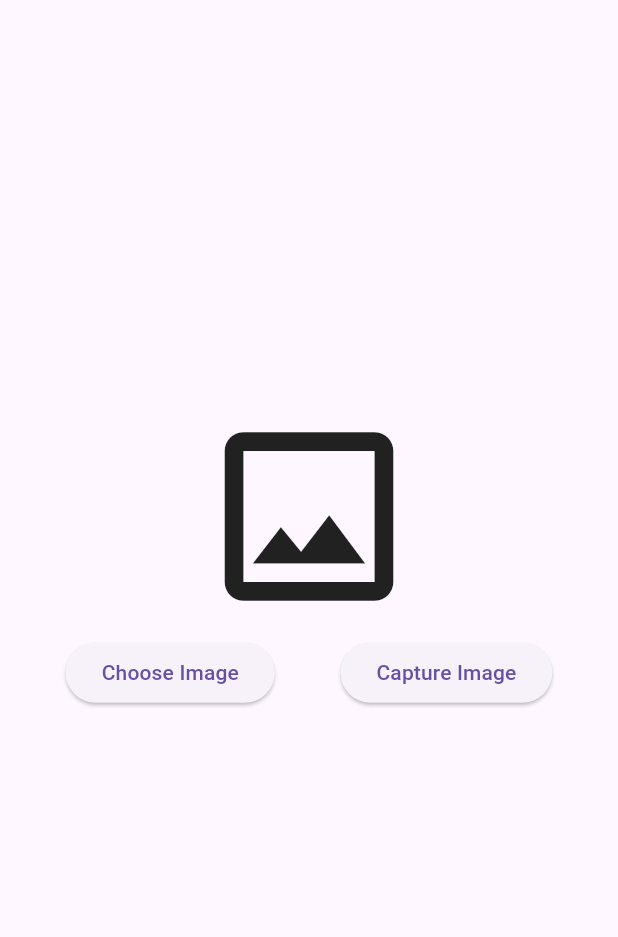
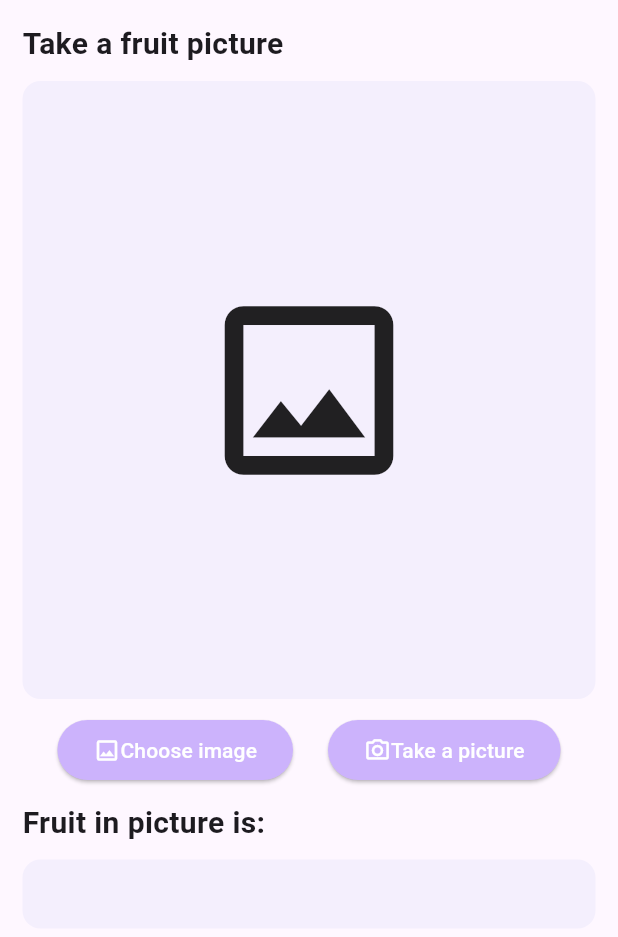
Before and after one commit to VoTanTien/Image-Recognition-Flutter, a Flutter app: the screen it shows after launch, on a phone screen of 412 x 824 dp, the part 84-1021 px from its top. Run offline on Flutter 3.47's test engine with Material 3 defaults, Android fonts, the phone set to English and light mode, and no system bars; our stand-ins replace image_picker; missing offline and left inert: google_mlkit_image_labeling, tflite_flutter.

Commit message:
Complete choose image and image recognition

```diff
--- a/lib/constants/colors.dart
+++ b/lib/constants/colors.dart
@@ -1,3 +1,4 @@
 import 'dart:ui';
 
 const Color purpleColor = Color(0xFFCCB3FC);
+const Color bgLightPurpleColor = Color(0xFFF4EFFD);
--- a/lib/screens/home_screen.dart
+++ b/lib/screens/home_screen.dart
@@ -6,6 +6,9 @@ import 'package:google_mlkit_image_labeling/google_mlkit_image_labeling.dart';
 import 'package:image_picker/image_picker.dart';
 import 'package:tflite_flutter/tflite_flutter.dart';
 import 'package:tflite_project/constants/colors.dart';
+import 'package:flutter/services.dart';
+import 'package:path/path.dart';
+import 'package:path_provider/path_provider.dart';
 
 class HomeScreen extends StatefulWidget {
   @override
@@ -15,15 +18,25 @@ class HomeScreen extends StatefulWidget {
 class _HomeScreenState extends State<HomeScreen> {
   File? image;
   late ImagePicker imagePicker;
-  late ImageLabeler labeler;
+  late ImageLabeler imageLabeler;
   String results = "";
 
   @override
   void initState() {
     super.initState();
     imagePicker = ImagePicker();
-    ImageLabelerOptions options = ImageLabelerOptions(confidenceThreshold: 0.7);
-    labeler = ImageLabeler(options: options);
+    // ImageLabelerOptions options = ImageLabelerOptions(confidenceThreshold: 0.8);
+    // labeler = ImageLabeler(options: options);
+    loadModel();
+  }
+
+  loadModel()async{
+    final modelPath = await getModelPath('assets/ml/fruits.tflite');
+    final options = LocalLabelerOptions(
+      confidenceThreshold: 0.9,
+      modelPath: modelPath,
+    );
+    imageLabeler = ImageLabeler(options: options);
   }
 
   chooseImage() async {
@@ -50,26 +63,38 @@ class _HomeScreenState extends State<HomeScreen> {
     }
   }
 
-  performImageLabeling() async{
+  performImageLabeling() async {
     results = "";
     InputImage inputImage = InputImage.fromFile(image!);
 
-    final List<ImageLabel> labels = await labeler.processImage(inputImage);
+    final List<ImageLabel> labels = await imageLabeler.processImage(inputImage);
 
     for (ImageLabel label in labels) {
       final String text = label.label;
       final int index = label.index;
       final double confidence = label.confidence;
-      results +=text+":    "+confidence.toStringAsFixed(2)+"\n";
+      results += "Fruit name: "+text+"\n" + "Confidence: " + confidence.toStringAsFixed(2) + "\n";
     }
     setState(() {
       results;
     });
   }
 
+  Future<String> getModelPath(String asset) async {
+    final path = '${(await getApplicationSupportDirectory()).path}/$asset';
+    await Directory(dirname(path)).create(recursive: true);
+    final file = File(path);
+    if (!await file.exists()) {
+      final byteData = await rootBundle.load(asset);
+      await file.writeAsBytes(byteData.buffer
+          .asUint8List(byteData.offsetInBytes, byteData.lengthInBytes));
+    }
+    return file.path;
+  }
 
   @override
   Widget build(BuildContext context) {
+    final size = MediaQuery.of(context).size;
     return Scaffold(
         appBar: AppBar(
           title: const Text(
@@ -81,18 +106,43 @@ class _HomeScreenState extends State<HomeScreen> {
           centerTitle: true,
           backgroundColor: purpleColor,
         ),
-        body: Center(
-          child: SingleChildScrollView(
+        body: SingleChildScrollView(
+          padding: EdgeInsets.all(15),
           child: Column(
-              mainAxisAlignment: MainAxisAlignment.center,
+            mainAxisAlignment: MainAxisAlignment.start,
+            crossAxisAlignment: CrossAxisAlignment.start,
             children: [
-                image == null
+              Text(
+                'Take a fruit picture',
+                style: TextStyle(fontSize: 20, fontWeight: FontWeight.w600),
+              ),
+              SizedBox(
+                height: 10,
+              ),
+              Container(
+                width: size.width,
+                height: size.height / 2,
+                decoration: BoxDecoration(
+                  color: bgLightPurpleColor,
+                  shape: BoxShape.rectangle,
+                  borderRadius: BorderRadius.circular(12),
+                ),
+                child: image == null
                     ? Icon(
                         Icons.image_outlined,
                         size: 150,
                       )
-                    : Image.file(image!),
-                SizedBox(height: 5,),
+                    : ClipRRect(
+                        borderRadius: BorderRadius.circular(12),
+                        child: Image.file(
+                          image!,
+                          // fit: BoxFit.cover,
+                        ),
+                      ),
+              ),
+              SizedBox(
+                height: 10,
+              ),
               Row(
                 mainAxisAlignment: MainAxisAlignment.spaceEvenly,
                 children: [
@@ -100,20 +150,72 @@ class _HomeScreenState extends State<HomeScreen> {
                     onPressed: () {
                       chooseImage();
                     },
-                      child: Text('Choose Image'),
+                    style: ButtonStyle(
+                      backgroundColor: MaterialStateProperty.all(purpleColor),
+                    ),
+                    child: Row(
+                      children: [
+                        Icon(
+                          Icons.image_outlined,
+                          color: Colors.white,
+                        ),
+                        Text(
+                          'Choose image',
+                          style: TextStyle(color: Colors.white),
+                        ),
+                      ],
+                    ),
                   ),
                   ElevatedButton(
                     onPressed: () {
                       captureImage();
                     },
-                      child: Text('Capture Image'),
+                    style: ButtonStyle(
+                      backgroundColor: MaterialStateProperty.all(purpleColor),
+                    ),
+                    child: Row(
+                      children: [
+                        Icon(
+                          Icons.camera_alt_outlined,
+                          color: Colors.white,
+                        ),
+                        Text(
+                          'Take a picture',
+                          style: TextStyle(color: Colors.white),
                         ),
                       ],
                     ),
-                SizedBox(height: 5,),
-                Text(results)
+                  )
                 ],
               ),
+              SizedBox(
+                height: 10,
+              ),
+              Text(
+                'Fruit in picture is:',
+                style: TextStyle(fontSize: 20, fontWeight: FontWeight.w600),
+              ),
+              SizedBox(
+                height: 10,
+              ),
+              Container(
+                width: size.width,
+                decoration: BoxDecoration(
+                  color: bgLightPurpleColor,
+                  shape: BoxShape.rectangle,
+                  borderRadius: BorderRadius.circular(12),
+                ),
+                child: Column(
+                  children: [
+                    Text(
+                      results,
+                      style: TextStyle(fontSize: 18),
+                    ),
+                  ],
+                ),
+                padding: EdgeInsets.all(10),
+              )
+            ],
           ),
         ));
   }
--- a/pubspec.yaml
+++ b/pubspec.yaml
@@ -39,6 +39,7 @@ dependencies:
   image_picker: ^1.1.2
   image: ^4.3.0
   google_mlkit_image_labeling: ^0.13.0
+  path_provider: ^2.1.4
 
 dev_dependencies:
   flutter_test:
@@ -63,9 +64,8 @@ flutter:
   uses-material-design: true
 
   # To add assets to your application, add an assets section, like this:
-  # assets:
-  #   - images/a_dot_burr.jpeg
-  #   - images/a_dot_ham.jpeg
+  assets:
+     - assets/ml/
 
   # An image asset can refer to one or more resolution-specific "variants", see
   # https://flutter.dev/assets-and-images/#resolution-aware
```
Also changed, not shown: pubspec.lock, 3 other files. Lines whose indentation alone changed are shown as unchanged.
